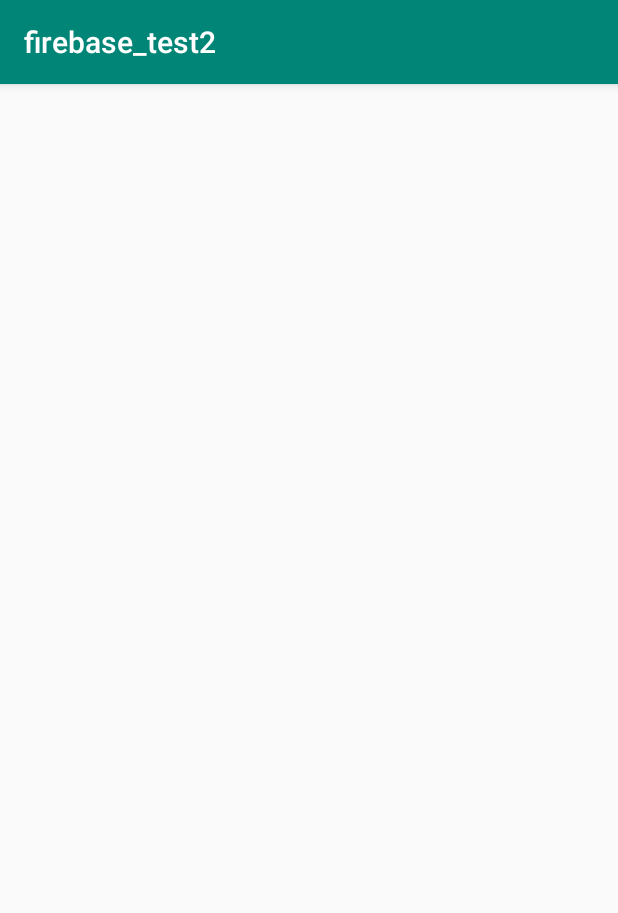
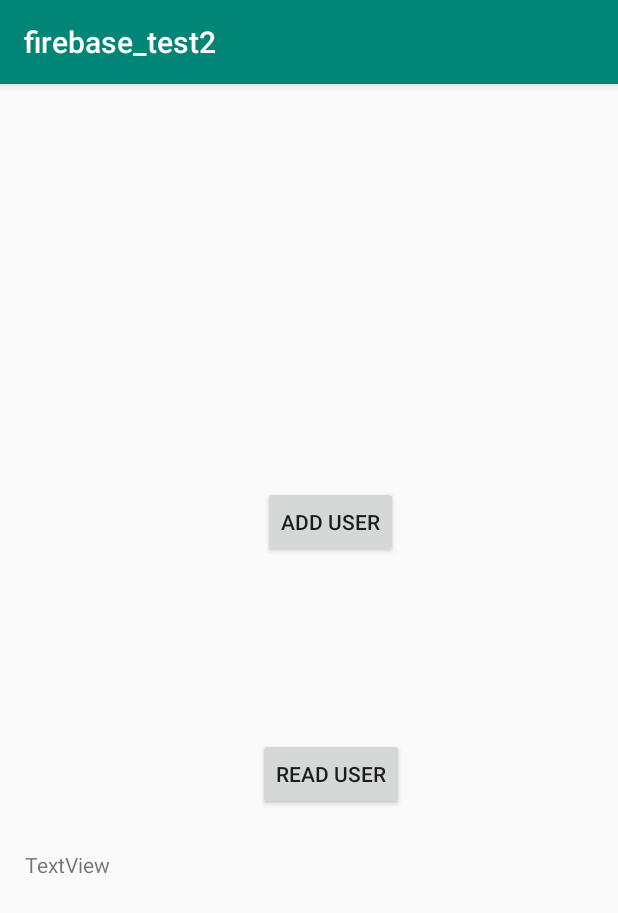
Before and after one commit to noareyenoar/firebase_test2, an Android app: the screen it shows after launch (MainActivity), on a phone screen of 412 x 824 dp. Shown: the top 913 px of the screen. Run offline under Robolectric (Android 15) with nearby library versions, the phone set to English and light mode, and no system bars; our stand-ins replace Firebase (no records; nobody signed in at launch, a user with empty details on screens opened directly); 1 statement that could not run was skipped.

Commit message:
Apply firebase setting up

```diff
--- a/app/build.gradle
+++ b/app/build.gradle
@@ -25,4 +25,9 @@ dependencies {
     testImplementation 'junit:junit:4.12'
     androidTestImplementation 'com.android.support.test:runner:1.0.2'
     androidTestImplementation 'com.android.support.test.espresso:espresso-core:3.0.2'
+
+    implementation 'com.google.firebase:firebase-core:16.0.9'
+    implementation 'com.google.firebase:firebase-firestore:19.0.0'
+
 }
+apply plugin: 'com.google.gms.google-services'
--- a/app/src/main/java/com/porducer/firebase_test2/MainActivity.java
+++ b/app/src/main/java/com/porducer/firebase_test2/MainActivity.java
@@ -1,13 +1,61 @@
 package com.porducer.firebase_test2;
 
+import android.content.Context;
 import android.support.v7.app.AppCompatActivity;
 import android.os.Bundle;
+import android.view.View;
+import android.widget.Button;
+import android.widget.TextView;
+
+import com.google.firebase.firestore.DocumentReference;
+import com.google.firebase.firestore.FirebaseFirestore;
+
+import java.util.HashMap;
+import java.util.Map;
+
+
 
 public class MainActivity extends AppCompatActivity {
+
+    private FirebaseFirestore db;
+    Context Context;
+    DocumentReference user_ref;
+    TextView textfor = (TextView) findViewById(R.id.textView);
 
     @Override
     protected void onCreate(Bundle savedInstanceState) {
         super.onCreate(savedInstanceState);
         setContentView(R.layout.activity_main);
+
+        final Button button = (Button) findViewById(R.id.button);
+        final Button button2 = (Button) findViewById(R.id.button2);
+
+
+        db = DB.DB_Connect();
+        button.setOnClickListener(Add_user_Listener);
+        button2.setOnClickListener(Read_user_Listener);
+
+
     }
+
+    private View.OnClickListener Add_user_Listener = new View.OnClickListener(){
+        public void onClick(View v){
+            Map<String, Object> user = new HashMap<>();
+            user.put("Login", "noareyenonar");
+            user.put("Password", "kittiphon");
+            user.put("Date_of_register","ServerValue.TIMESTAMP");
+            //Add data for use registeration into hashmap
+            user_ref = DB.Data_add_user_regis(user);
+        }
+    };
+
+    private View.OnClickListener Read_user_Listener = new View.OnClickListener(){
+        public void onClick(View v){
+            Map<String, Object> user_data = new HashMap<>();
+            DB.Data_read(user_ref, Context, textfor);
+        }
+    };
+
+
+
 }
--- a/app/src/main/res/layout/activity_main.xml
+++ b/app/src/main/res/layout/activity_main.xml
@@ -6,4 +6,45 @@
     android:layout_height="match_parent"
     tools:context=".MainActivity">
 
+    <Button
+        android:id="@+id/button"
+        android:layout_width="wrap_content"
+        android:layout_height="wrap_content"
+        android:layout_marginStart="176dp"
+        android:layout_marginTop="279dp"
+        android:layout_marginEnd="147dp"
+        android:layout_marginBottom="60dp"
+        android:text="Add user"
+        app:layout_constraintBottom_toTopOf="@+id/button2"
+        app:layout_constraintEnd_toEndOf="parent"
+        app:layout_constraintStart_toStartOf="parent"
+        app:layout_constraintTop_toTopOf="parent" />
+
+    <Button
+        android:id="@+id/button2"
+        android:layout_width="wrap_content"
+        android:layout_height="wrap_content"
+        android:layout_marginStart="176dp"
+        android:layout_marginTop="60dp"
+        android:layout_marginEnd="147dp"
+        android:layout_marginBottom="296dp"
+        android:text="Read user"
+        app:layout_constraintBottom_toBottomOf="parent"
+        app:layout_constraintEnd_toEndOf="parent"
+        app:layout_constraintStart_toStartOf="parent"
+        app:layout_constraintTop_toBottomOf="@+id/button" />
+
+    <TextView
+        android:id="@+id/textView"
+        android:layout_width="374dp"
+        android:layout_height="242dp"
+        android:layout_marginStart="16dp"
+        android:layout_marginTop="23dp"
+        android:layout_marginEnd="21dp"
+        android:layout_marginBottom="11dp"
+        android:text="TextView"
+        app:layout_constraintBottom_toBottomOf="parent"
+        app:layout_constraintEnd_toEndOf="parent"
+        app:layout_constraintStart_toStartOf="parent"
+        app:layout_constraintTop_toBottomOf="@+id/button2" />
 </android.support.constraint.ConstraintLayout>
--- a/build.gradle
+++ b/build.gradle
@@ -11,6 +11,8 @@ buildscript {
 
         // NOTE: Do not place your application dependencies here; they belong
         // in the individual module build.gradle files
+
+        classpath 'com.google.gms:google-services:4.2.0'
     }
 }
 
```
Also changed, not shown: app/src/main/java/com/porducer/firebase_test2/DB.java (added, +71 -0 lines), 1 other file.
